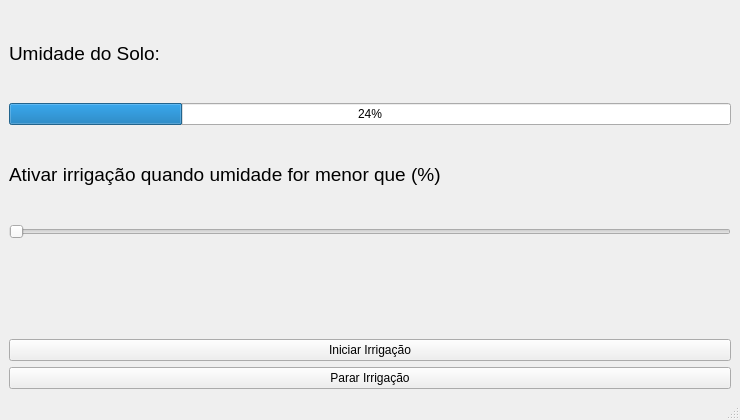
First picture: the form in mainwindow.ui, repository CiceroPizutti/auto_irriga, before the edit.
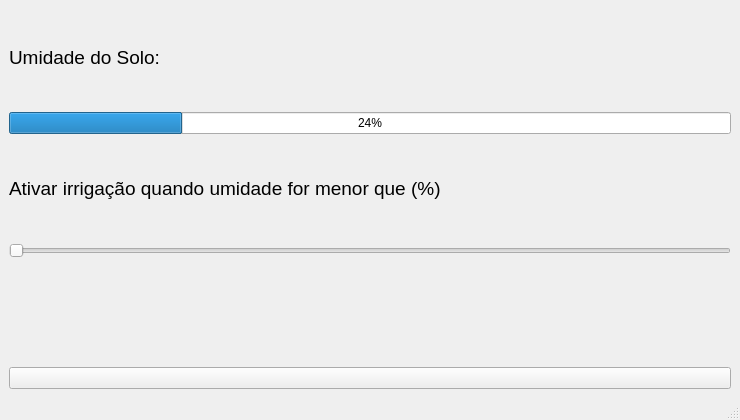
Second picture: the form after the edit.

Commit message: push button funcionando

What changed in the file:
```diff
--- a/mainwindow.ui
+++ b/mainwindow.ui
@@ -83,14 +83,7 @@
     <item>
      <widget class="QPushButton" name="iniciar_pushButton">
       <property name="text">
-       <string>Iniciar Irrigação</string>
-      </property>
-     </widget>
-    </item>
-    <item>
-     <widget class="QPushButton" name="parar_pushButton">
-      <property name="text">
-       <string>Parar Irrigação</string>
+       <string/>
       </property>
      </widget>
     </item>
```
Left out of the diff: 2 changed lines with no effect on the pictures. The commit also changes 13 other files.
